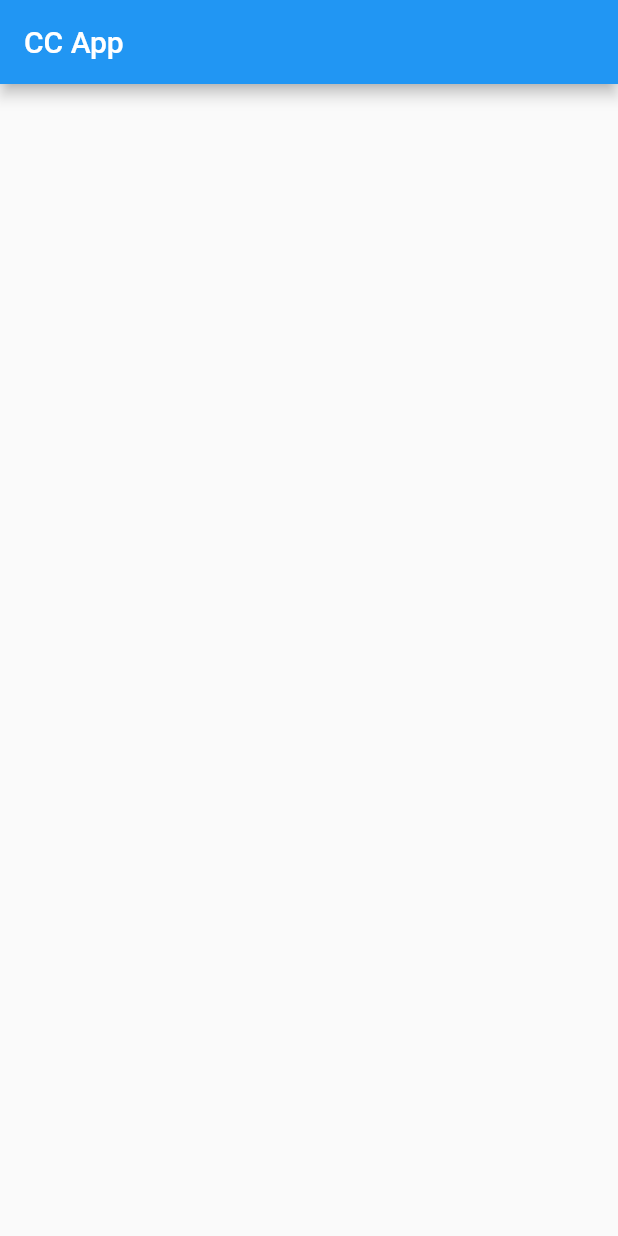
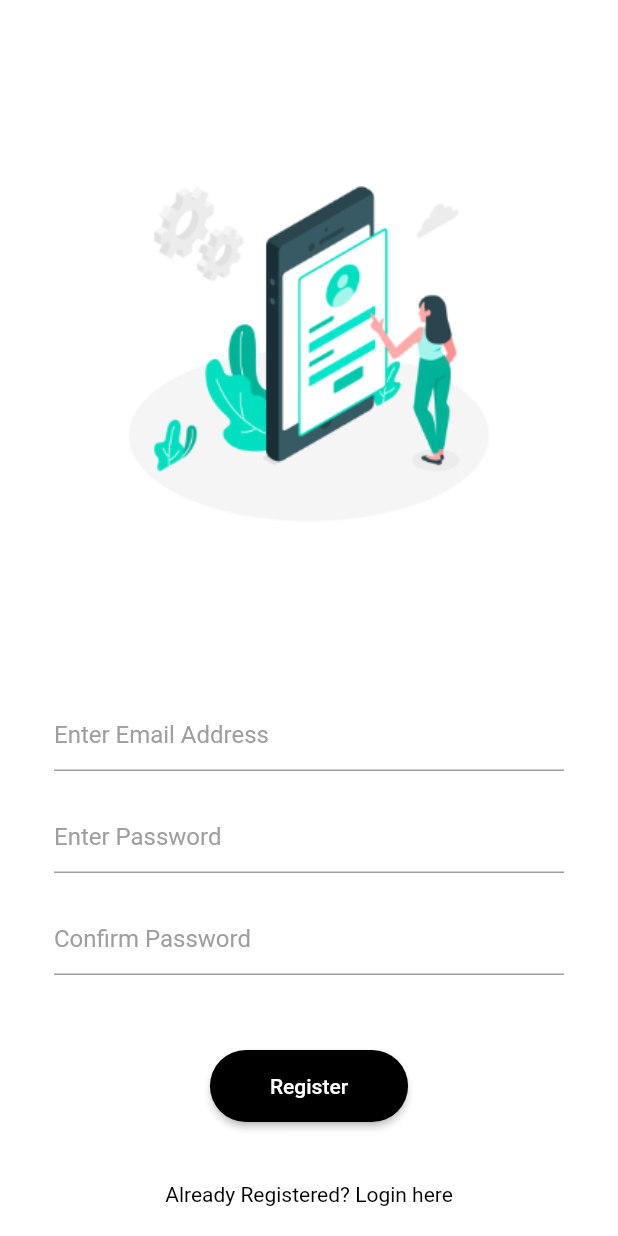
Before and after one commit to Hemant-Lohar/counselling-cell-app, a Flutter app: the screen it shows after launch, on a phone screen of 412 x 824 dp. Run offline on Flutter 3.47's test engine with Material 2 defaults, Android fonts, the light colour scheme and no system bars; our stand-ins replace firebase_auth, firebase_core, fluttertoast; accounts and stored records are empty.

Commit message:
Register and login page modified

```diff
--- a/lib/main.dart
+++ b/lib/main.dart
@@ -1,4 +1,5 @@
 import 'package:counselling_cell_application/mainPage.dart';
+import 'package:counselling_cell_application/screens/login/registerPage.dart';
 import 'package:flutter/material.dart';
 
 void main() {
@@ -12,10 +13,11 @@ class MyApp extends StatelessWidget {
   Widget build(BuildContext context) {
     return MaterialApp(
       title: 'Flutter Demo',
+      debugShowCheckedModeBanner: false,
       theme: ThemeData(
         primarySwatch: Colors.blue,
       ),
-      home: const MainPage(),
+      home: const Register(),
     );
   }
 }
--- a/lib/screens/login/registerPage.dart
+++ b/lib/screens/login/registerPage.dart
@@ -0,0 +1,197 @@
+
+import 'package:firebase_auth/firebase_auth.dart';
+import 'package:flutter/material.dart';
+import 'package:fluttertoast/fluttertoast.dart';
+
+import 'loginPage.dart';
+
+var _usernameController = TextEditingController();
+var _passwordController = TextEditingController();
+var _confirmPasswordController = TextEditingController();
+
+class Register extends StatefulWidget {
+  const Register({super.key});
+
+  @override
+  _RegisterState createState() => _RegisterState();
+}
+
+class _RegisterState extends State<Register> {
+  _RegisterState();
+
+  @override
+  Widget build(BuildContext context) {
+    return Scaffold(
+        backgroundColor: Colors.white,
+        // appBar: AppBar(
+        //   title: const Text(
+        //     "Register",
+        //     style: TextStyle(
+        //       color: Colors.black,
+        //     ),
+        //   ),
+        //   backgroundColor: Colors.transparent,
+        //   elevation: 0,
+        // ),
+        body: SingleChildScrollView(
+          child: Padding(
+            padding: const EdgeInsets.all(36.0),
+            child: Center(
+              child: Column(
+                mainAxisAlignment: MainAxisAlignment.start,
+                children: [
+                  const SizedBox(height: 30),
+                  Image.asset('assets/register.png'),
+                  const SizedBox(height: 60),
+                  Center(
+                    child: TextFormField(
+                      controller: _usernameController,
+                      decoration: const InputDecoration(
+                          hintText: 'Enter Email Address',
+                          hintStyle: TextStyle(color: Colors.grey),
+                          enabledBorder: UnderlineInputBorder(
+                              borderSide: BorderSide(color: Colors.grey))),
+                      style: const TextStyle(color: Colors.black),
+                    ),
+                  ),
+                  const SizedBox(height: 20),
+                  TextFormField(
+                    obscureText: true,
+                    controller: _passwordController,
+                    decoration: const InputDecoration(
+                        hintText: 'Enter Password',
+                        hintStyle: TextStyle(color: Colors.grey),
+                        enabledBorder: UnderlineInputBorder(
+                            borderSide: BorderSide(color: Colors.grey))),
+                    style: const TextStyle(color: Colors.black),
+                  ),
+                  const SizedBox(height: 20),
+                  TextFormField(
+                    obscureText: true,
+                    controller: _confirmPasswordController,
+                    decoration: const InputDecoration(
+                        hintText: 'Confirm Password',
+                        hintStyle: TextStyle(color: Colors.grey),
+                        enabledBorder: UnderlineInputBorder(
+                            borderSide: BorderSide(color: Colors.grey))),
+                    style: const TextStyle(color: Colors.black),
+                  ),
+                  const SizedBox(height: 50),
+                  ElevatedButton(
+                      onPressed: () {
+                        if (validate()) {
+                          FirebaseAuth.instance
+                              .createUserWithEmailAndPassword(
+                              email: _usernameController.text.trim(),
+                              password: _passwordController.text.trim())
+                              .then((value) => {
+                            Fluttertoast.showToast(
+                              msg:
+                              "Registered Successfully!", // message
+                              toastLength: Toast.LENGTH_SHORT, // length
+                              gravity: ToastGravity.CENTER,
+                              timeInSecForIosWeb:
+                              1, // location// duration
+                            ),
+                            Navigator.push(
+                              context,
+                              MaterialPageRoute(
+                                  builder: (context) =>
+                                  const LoginDemo()),
+                            )
+                          })
+                              .onError((error, stackTrace) => {
+                            Fluttertoast.showToast(
+                              msg: "Registration Failed!", // message
+                              toastLength: Toast.LENGTH_SHORT, // length
+                              gravity: ToastGravity.CENTER,
+                              timeInSecForIosWeb:
+                              1, // location// duration
+                            )
+                          });
+                        }
+
+                        // if (validate()) {
+                        //   Navigator.push(
+                        //     context,
+                        //     MaterialPageRoute(builder: (context) => LoginDemo()),
+                        //   );
+                        // Fluttertoast.showToast(
+                        //   msg: "Registered Successfully!!", // message
+                        //   toastLength: Toast.LENGTH_SHORT, // length
+                        //   gravity: ToastGravity.CENTER,
+                        //   timeInSecForIosWeb: 1, // location// duration
+                        // );
+                        // }
+                      },
+                      style: ElevatedButton.styleFrom(
+                        primary: Colors.black,
+                        padding: const EdgeInsets.symmetric(
+                            horizontal: 40, vertical: 16),
+                        shape: const StadiumBorder(),
+                      ),
+                      child: const Text('Register')),
+                  const SizedBox(height: 30),
+                  InkWell(
+                    onTap: () {
+                      Navigator.push(
+                        context,
+                        MaterialPageRoute(
+                            builder: (context) => const LoginDemo()),
+                      );
+                    },
+                    child: const Padding(
+                      padding: EdgeInsets.all(10.0),
+                      child: Text(
+                        "Already Registered? Login here",
+                        style: TextStyle(color: Colors.black),
+                        textAlign: TextAlign.center,
+                      ),
+                    ),
+                  )
+                ],
+              ),
+            ),
+          ),
+        ));
+  }
+
+  bool validate() {
+    String patternUsername =
+        r"^[a-zA-Z0-9.a-zA-Z0-9.!#$%&'*+-/=?^_`{|}~]+@[a-zA-Z0-9]+\.[a-zA-Z]+";
+    RegExp regexUsername = RegExp(patternUsername);
+    String patternPassword =
+        r'^(?=.*?[A-Z])(?=.*?[a-z])(?=.*?[0-9])(?=.*?[!@#\$&*~]).{8,}$';
+    RegExp regexPassword = RegExp(patternPassword);
+    if (!regexUsername.hasMatch(_usernameController.text)) {
+      Fluttertoast.showToast(
+        msg: "Invalid email id", // message
+        toastLength: Toast.LENGTH_SHORT, // length
+        gravity: ToastGravity.CENTER,
+        timeInSecForIosWeb: 1, // location// duration
+      );
+      return false;
+    }
+    if (!regexPassword.hasMatch(_passwordController.text)) {
+      Fluttertoast.showToast(
+        msg: "Invalid password", // message
+        toastLength: Toast.LENGTH_SHORT, // length
+        gravity: ToastGravity.CENTER,
+        timeInSecForIosWeb: 1, // location// duration
+      );
+      return false;
+    }
+    if (_passwordController.text != _confirmPasswordController.text) {
+      Fluttertoast.showToast(
+        msg: "Passwords do not match", // message
+        toastLength: Toast.LENGTH_SHORT, // length
+        gravity: ToastGravity.CENTER,
+        timeInSecForIosWeb: 1, // location// duration
+      );
+      return false;
+    }
+
+    return true;
+    // Continue
+  }
+}
```
Also changed, not shown: lib/screens/login/loginPage.dart (+232 -0 lines), pubspec.yaml (+16 -3 lines), assets/assessment.png (added), assets/logo.png (added), assets/register.jpg (added), assets/register.png (added), pubspec.lock, 3 other files.
